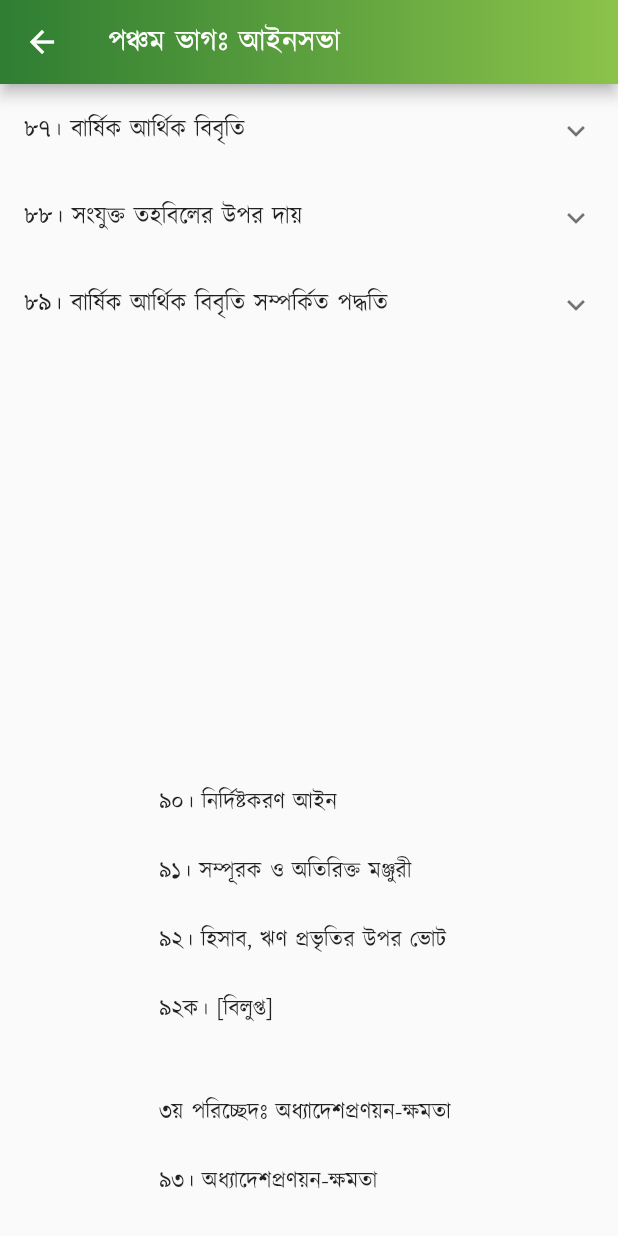
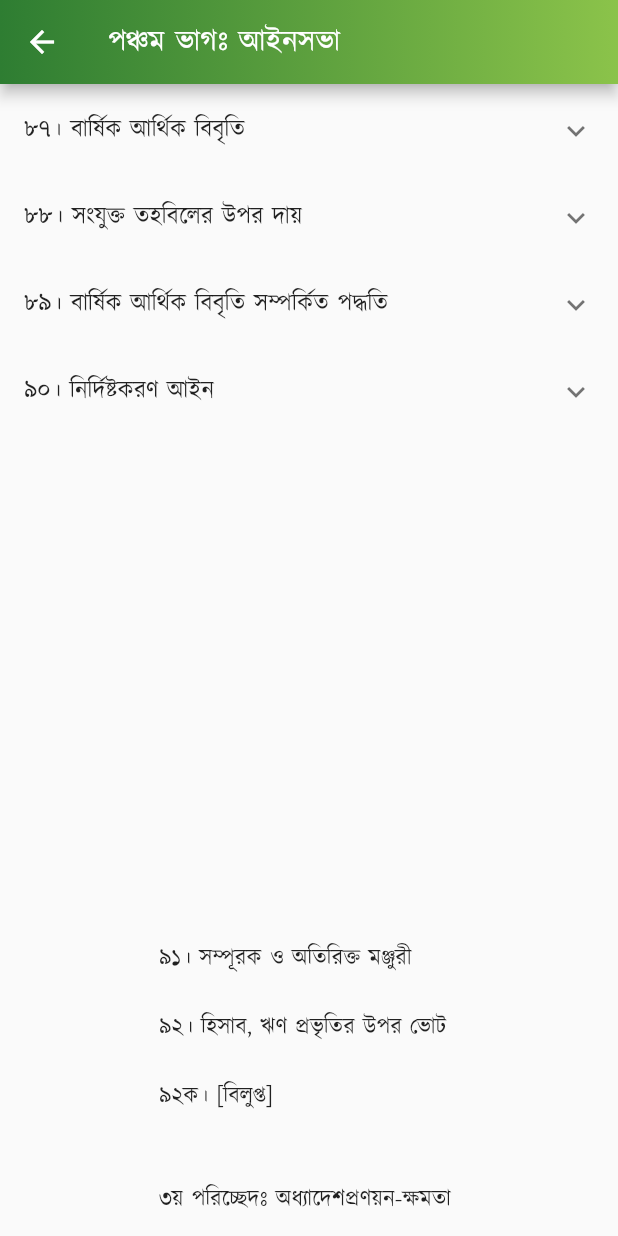
Before and after one commit to Azimul-Haque/flutter-onesignal, a Flutter app: the PartFive screen opened directly, scrolled down 1500 dp, on a phone screen of 412 x 824 dp. Run offline on Flutter 3.47's test engine with Material 2 defaults, Android fonts, the phone set to English and light mode, and no system bars; our stand-ins replace fluttertoast, package_info_plus, percent_indicator, shared_preferences, sqflite; missing offline and left inert: blinking_text, flutter_share, onesignal_flutter, slide_popup_dialog; accounts and stored records are empty; network calls fail.

Commit message:
Commit Fri 04/29/2022 13:13:02.15 15040

```diff
--- a/lib/pages/constitution/part5.dart
+++ b/lib/pages/constitution/part5.dart
@@ -537,11 +537,26 @@ class PartFive extends StatelessWidget {
               )),
             ],
           ),
+          ExpansionTile(
+            title: Text('৯০। নির্দিষ্টকরণ আইন'),
+            children: <Widget>[
+              ListTile(
+                  title: SelectableText(
+                '৯০। (১) সংসদ কর্তৃক এই সংবিধানের ৮৯ অনুচ্ছেদের অধীন মঞ্জুরী-দানের পর সংযুক্ত তহবিল হইতে নিম্নলিখিত ব্যয় নির্বাহের জন্য প্রয়োজনীয় সকল অর্থ নির্দিষ্টকরণের বিধান-সংবলিত একটি বিল যথাশীঘ্র সংসদে উত্থাপন করা হইবে: (ক) সংসদ কর্তৃক প্রদত্ত অনুরূপ মঞ্জুরী; এবং (খ) সংসদে উপস্থাপিত বিবৃতিতে প্রদর্শিত অর্থের অনধিক সংযুক্ত তহবিলের দায়যুক্ত ব্যয়।',
+                textAlign: TextAlign.justify,
+              )),
+              ListTile(
+                  title: SelectableText(
+                '(৩) রাষ্ট্রপতির সুপারিশ ব্যতীত কোন মঞ্জুরী দাবী করা যাইবে না।',
+                textAlign: TextAlign.justify,
+              )),
+            ],
+          ),
           Padding(
             padding: EdgeInsets.all(15),
             child: Column(children: <Widget>[
               Text(
-                "\n\n \n\n \n\n \n\n \n\n \n\n৯০। নির্দিষ্টকরণ আইন \n\n৯১। সম্পূরক ও অতিরিক্ত মঞ্জুরী \n\n৯২। হিসাব, ঋণ প্রভৃতির উপর ভোট \n\n৯২ক। [বিলুপ্ত] \n\n\n৩য় পরিচ্ছেদঃ অধ্যাদেশপ্রণয়ন-ক্ষমতা \n\n৯৩। অধ্যাদেশপ্রণয়ন-ক্ষমতা",
+                "\n\n \n\n \n\n \n\n \n\n \n\n \n\n৯১। সম্পূরক ও অতিরিক্ত মঞ্জুরী \n\n৯২। হিসাব, ঋণ প্রভৃতির উপর ভোট \n\n৯২ক। [বিলুপ্ত] \n\n\n৩য় পরিচ্ছেদঃ অধ্যাদেশপ্রণয়ন-ক্ষমতা \n\n৯৩। অধ্যাদেশপ্রণয়ন-ক্ষমতা",
                 style:
                     TextStyle(color: Colors.black87, fontSize: 15, height: 1.5),
                 textAlign: TextAlign.justify,
```
